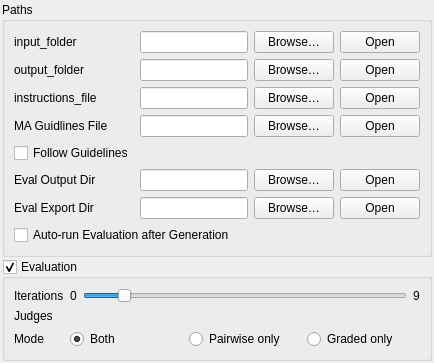
Old version of the form GUI/paths_evaluations.ui in the repository morganross/API_Cost_Multiplier.
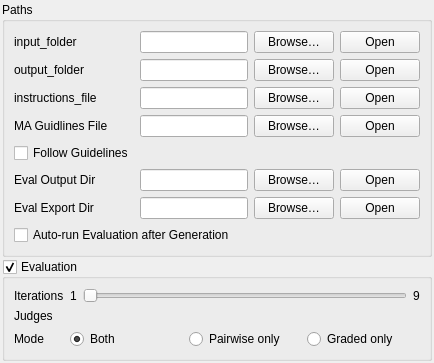
New version of the form.

What changed in the file:
```diff
--- a/GUI/paths_evaluations.ui
+++ b/GUI/paths_evaluations.ui
@@ -274,14 +274,14 @@
         <item>
          <widget class="QLabel" name="labelEvaluationIterationsMin">
           <property name="text">
-           <string>0</string>
+           <string>1</string>
           </property>
          </widget>
         </item>
         <item>
          <widget class="QSlider" name="sliderEvaluationIterations">
           <property name="minimum">
-           <number>0</number>
+           <number>1</number>
           </property>
           <property name="maximum">
            <number>9</number>
```
